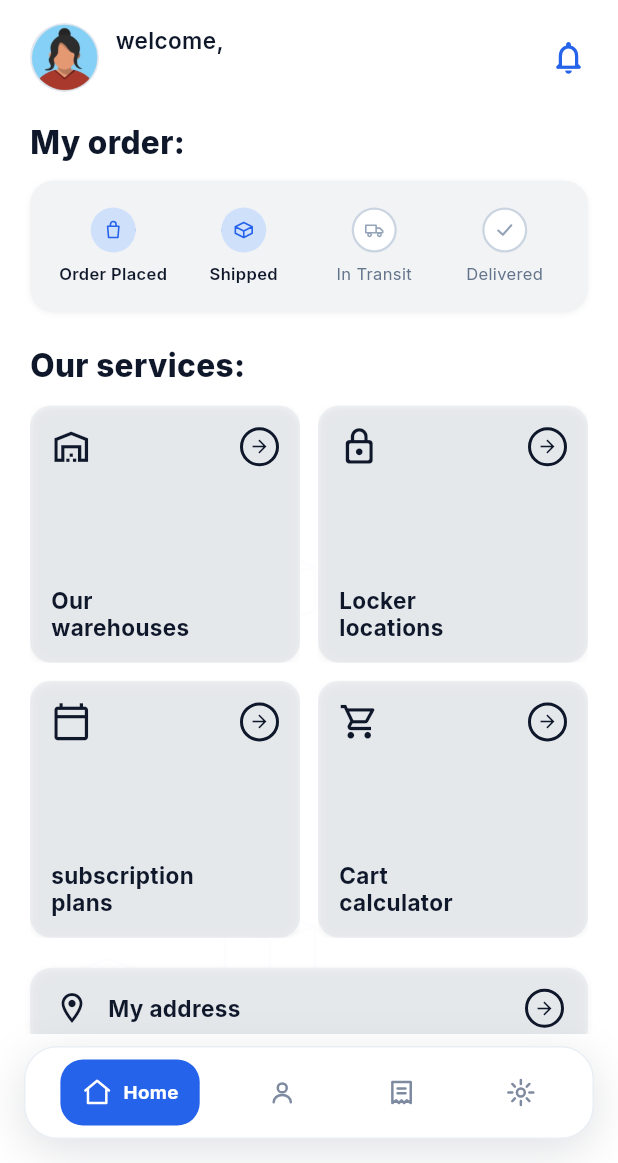
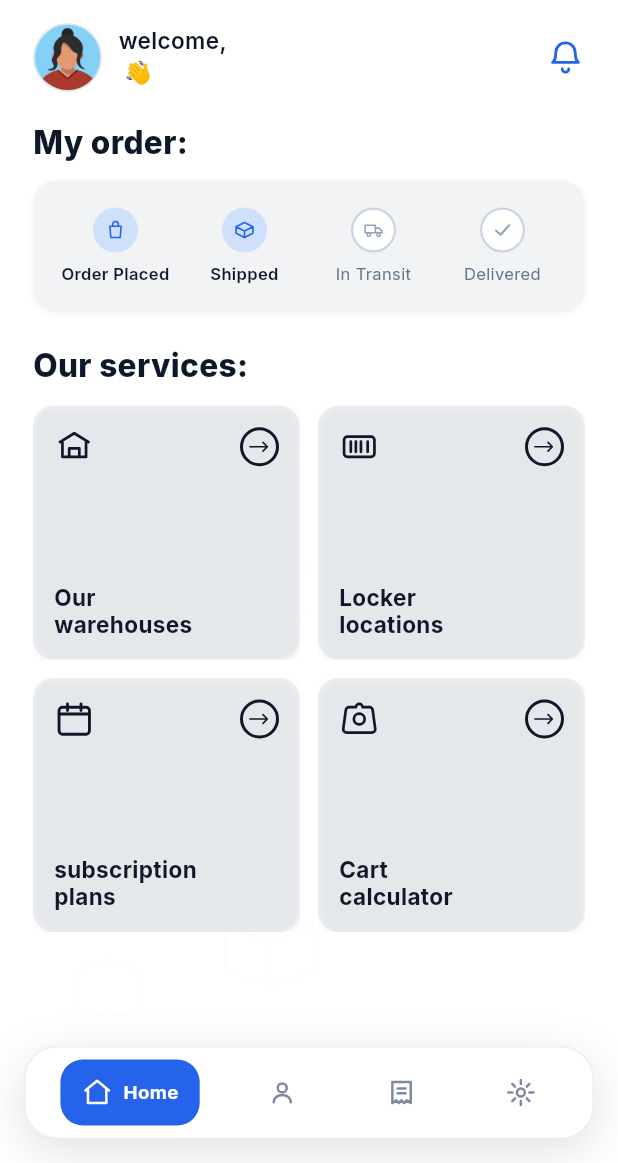
Before and after one commit to ahmedevsaad/Cart-Fly-App, a Flutter app: the screen it shows once a user with an empty profile is signed in, on a phone screen of 412 x 824 dp, the part 73-1236 px from its top. Run offline on Flutter 3.47's test engine with Material 3 defaults, Android fonts, the phone set to English and light mode, and no system bars; our stand-ins replace cloud_firestore, firebase_auth, firebase_core, flutter_svg, go_router, google_fonts and 2 more; missing offline and left inert: country_flags; accounts and stored records are empty.

Commit message:
feat(discover): 1:1 rebuild frames 05-12 (Stage 3)
Co-Authored-By: Claude Opus 4.8 (1M context) <noreply@anthropic.com>

```diff
--- a/lib/features/home/home_screen.dart
+++ b/lib/features/home/home_screen.dart
@@ -8,6 +8,7 @@ import '../../theme/app_text.dart';
 import '../../widgets/cf_scaffold.dart';
 import '../../widgets/cf_status_timeline.dart';
 import '../../widgets/cf_top_bar.dart';
+import '../../widgets/icons/cf_icons.dart';
 import '../auth/auth_provider.dart';
 import '../../l10n/app_localizations.dart';
 
@@ -23,7 +24,7 @@ class HomeScreen extends StatelessWidget {
     return CfScaffold(
       topBar: const CfTopBar(showBack: false),
       body: SingleChildScrollView(
-        padding: const EdgeInsets.symmetric(horizontal: 20, vertical: 8),
+        padding: const EdgeInsets.symmetric(horizontal: 22, vertical: 8),
         child: Column(
           crossAxisAlignment: CrossAxisAlignment.stretch,
           children: [
@@ -43,7 +44,7 @@ class HomeScreen extends StatelessWidget {
                     Text(l10n.welcomeUser,
                         style: AppText.bodyMedium.copyWith(
                             fontWeight: FontWeight.w600, fontSize: 15)),
-                    Text(userName,
+                    Text('$userName 👋',
                         style: AppText.bodyMedium.copyWith(
                             fontWeight: FontWeight.w700, fontSize: 15)),
                   ],
@@ -52,8 +53,7 @@ class HomeScreen extends StatelessWidget {
                 Semantics(
                   button: true,
                   label: 'Notifications',
-                  child: Icon(Icons.notifications_none_rounded,
-                      color: AppColors.primary, size: 26),
+                  child: CfIcons.bell(color: AppColors.primary, size: 26),
                 ),
               ],
             ),
@@ -104,73 +104,25 @@ class HomeScreen extends StatelessWidget {
               children: [
                 _ServiceCard(
                   label: l10n.serviceWarehouses,
-                  icon: const _WarehouseIcon(),
+                  icon: CfIcons.homeBuilding(size: 27, color: AppColors.text),
                   onTap: () => context.push(Routes.warehouses),
                 ),
                 _ServiceCard(
                   label: l10n.serviceLockers,
-                  icon: const _LockerIcon(),
+                  icon: CfIcons.lockers(size: 27, color: AppColors.text),
                   onTap: () => context.push(Routes.lockers),
                 ),
                 _ServiceCard(
                   label: l10n.servicePlans,
-                  icon: const _PlansIcon(),
+                  icon: CfIcons.plans(size: 27, color: AppColors.text),
                   onTap: () => context.push(Routes.plans),
                 ),
                 _ServiceCard(
                   label: l10n.serviceCalculator,
-                  icon: const _CalculatorIcon(),
+                  icon: CfIcons.cartCalculator(size: 27, color: AppColors.text),
                   onTap: () => context.push(Routes.calculator),
                 ),
               ],
-            ),
-            const SizedBox(height: 20),
-
-            // ── My address row ────────────────────────────────────────
-            Semantics(
-              button: true,
-              label: 'My address',
-              child: Material(
-                color: AppColors.fieldBg,
-                borderRadius: BorderRadius.circular(14),
-                child: InkWell(
-                  onTap: () => context.push(Routes.myAddress),
-                  borderRadius: BorderRadius.circular(14),
-                  child: Container(
-                    decoration: BoxDecoration(
-                      borderRadius: BorderRadius.circular(14),
-                      boxShadow: AppColors.shadowSoft,
-                    ),
-                    padding: const EdgeInsets.symmetric(
-                        horizontal: 16, vertical: 14),
-                    child: Row(
-                      children: [
-                        const Icon(Icons.location_on_outlined,
-                            size: 24, color: AppColors.text),
-                        const SizedBox(width: 12),
-                        Expanded(
-                          child: Text(
-                            'My address',
-                            style: AppText.bodyMedium.copyWith(
-                                fontWeight: FontWeight.w700, fontSize: 15),
-                          ),
-                        ),
-                        Container(
-                          width: 26,
-                          height: 26,
-                          decoration: BoxDecoration(
-                            shape: BoxShape.circle,
-                            border:
-                                Border.all(color: AppColors.text, width: 2),
-                          ),
-                          child: const Icon(Icons.arrow_forward,
-                              size: 14, color: AppColors.text),
-                        ),
-                      ],
-                    ),
-                  ),
-                ),
-              ),
             ),
             const SizedBox(height: 24),
           ],
@@ -220,6 +172,7 @@ class _ServiceCard extends StatelessWidget {
                   mainAxisAlignment: MainAxisAlignment.spaceBetween,
                   children: [
                     icon,
+                    // arrow-circle affordance (design: 26×26 circle border + arrowRight)
                     Container(
                       width: 26,
                       height: 26,
@@ -228,7 +181,8 @@ class _ServiceCard extends StatelessWidget {
                         border: Border.all(
                             color: AppColors.text, width: 2),
                       ),
-                      child: const Icon(Icons.arrow_forward,
+                      alignment: Alignment.center,
+                      child: CfIcons.arrowRight(
                           size: 14, color: AppColors.text),
                     ),
                   ],
@@ -237,7 +191,9 @@ class _ServiceCard extends StatelessWidget {
                 Text(
                   label,
                   style: AppText.bodyMedium.copyWith(
-                      fontWeight: FontWeight.w700, fontSize: 15, height: 1.2),
+                      fontWeight: FontWeight.w700,
+                      fontSize: 15,
+                      height: 1.2),
                 ),
               ],
             ),
@@ -247,47 +203,3 @@ class _ServiceCard extends StatelessWidget {
     );
   }
 }
-
-// ──────────────────────────────────────────────────────────────────────────────
-// Icon widgets (path-drawn, matching design SVGs)
-// ──────────────────────────────────────────────────────────────────────────────
-
-class _WarehouseIcon extends StatelessWidget {
-  const _WarehouseIcon();
-  @override
-  Widget build(BuildContext context) => const Icon(
-        Icons.warehouse_outlined,
-        size: 27,
-        color: AppColors.text,
-      );
-}
-
-class _LockerIcon extends StatelessWidget {
-  const _LockerIcon();
-  @override
-  Widget build(BuildContext context) => const Icon(
-        Icons.lock_outline_rounded,
-        size: 27,
-        color: AppColors.text,
-      );
-}
-
-class _PlansIcon extends StatelessWidget {
-  const _PlansIcon();
-  @override
-  Widget build(BuildContext context) => const Icon(
-        Icons.calendar_today_outlined,
-        size: 27,
-        color: AppColors.text,
-      );
-}
-
-class _CalculatorIcon extends StatelessWidget {
-  const _CalculatorIcon();
-  @override
-  Widget build(BuildContext context) => const Icon(
-        Icons.shopping_cart_outlined,
-        size: 27,
-        color: AppColors.text,
-      );
-}
--- a/lib/features/lockers/country_lockers_screen.dart
+++ b/lib/features/lockers/country_lockers_screen.dart
@@ -8,6 +8,7 @@ import '../../theme/app_colors.dart';
 import '../../theme/app_text.dart';
 import '../../widgets/cf_scaffold.dart';
 import '../../widgets/cf_top_bar.dart';
+import '../../widgets/icons/cf_icons.dart';
 
 class CountryLockersScreen extends StatelessWidget {
   const CountryLockersScreen({super.key, required this.code});
@@ -79,7 +80,7 @@ class CountryLockersScreen extends StatelessWidget {
                   height: 280,
                   color: AppColors.fieldBg,
                   alignment: Alignment.center,
-                  child: const Icon(Icons.map_outlined,
+                  child: CfIcons.pin(
                       size: 48, color: AppColors.mutedDisabled),
                 ),
               ),
@@ -168,8 +169,7 @@ class _CopyButton extends StatelessWidget {
             child: Row(
               mainAxisSize: MainAxisSize.min,
               children: [
-                const Icon(Icons.copy_rounded,
-                    size: 13, color: AppColors.primary),
+                CfIcons.copy(size: 13, color: AppColors.primary),
                 const SizedBox(width: 5),
                 Text(
                   l10n.copyAddress,
--- a/lib/features/lockers/lockers_screen.dart
+++ b/lib/features/lockers/lockers_screen.dart
@@ -4,6 +4,7 @@ import '../../theme/app_colors.dart';
 import '../../theme/app_text.dart';
 import '../../widgets/cf_scaffold.dart';
 import '../../widgets/cf_top_bar.dart';
+import '../../widgets/icons/cf_icons.dart';
 
 /// Locker locations list — Frame 12 of CartFly Redesign.
 /// Content is verbatim from the design: four locker spots.
@@ -80,8 +81,7 @@ class _LockerCard extends StatelessWidget {
               borderRadius: BorderRadius.circular(10),
             ),
             alignment: Alignment.center,
-            child: const Icon(Icons.location_on_outlined,
-                size: 20, color: AppColors.navy),
+            child: CfIcons.pin(size: 20, color: AppColors.navy),
           ),
           const SizedBox(width: 12),
           Column(
--- a/lib/features/warehouses/warehouses_screen.dart
+++ b/lib/features/warehouses/warehouses_screen.dart
@@ -1,5 +1,6 @@
 import 'package:flutter/material.dart';
 import 'package:go_router/go_router.dart';
+import 'package:country_flags/country_flags.dart';
 
 import '../../data/warehouses.dart';
 import '../../l10n/app_localizations.dart';
@@ -7,10 +8,14 @@ import '../../theme/app_colors.dart';
 import '../../theme/app_text.dart';
 import '../../widgets/cf_scaffold.dart';
 import '../../widgets/cf_top_bar.dart';
-import 'package:country_flags/country_flags.dart';
+import '../../widgets/icons/cf_icons.dart';
 
 class WarehousesScreen extends StatelessWidget {
   const WarehousesScreen({super.key});
+
+  // Design order: SA, EG, AE, US in 2×2 grid; CN alone at half-width below.
+  static const _gridCodes = ['sa', 'eg', 'ae', 'us'];
+  static const _extraCode = 'cn';
 
   @override
   Widget build(BuildContext context) {
@@ -19,7 +24,7 @@ class WarehousesScreen extends StatelessWidget {
     return CfScaffold(
       topBar: const CfTopBar(showBack: true),
       body: SingleChildScrollView(
-        padding: const EdgeInsets.symmetric(horizontal: 16, vertical: 16),
+        padding: const EdgeInsets.symmetric(horizontal: 22, vertical: 8),
         child: Column(
           crossAxisAlignment: CrossAxisAlignment.stretch,
           children: [
@@ -33,7 +38,8 @@ class WarehousesScreen extends StatelessWidget {
               textAlign: TextAlign.center,
             ),
             const SizedBox(height: 16),
-            // 2-column grid
+
+            // ── 2×2 grid (SA, EG, AE, US) ──────────────────────────
             GridView.count(
               crossAxisCount: 2,
               crossAxisSpacing: 13,
@@ -42,13 +48,27 @@ class WarehousesScreen extends StatelessWidget {
               physics: const NeverScrollableScrollPhysics(),
               childAspectRatio: 1.0,
               children: [
-                for (final w in warehouses)
+                for (final code in _gridCodes)
                   _WarehouseCard(
-                    code: w.code,
-                    name: w.displayName,
-                    onTap: () => context.push('/warehouses/${w.code}'),
+                    code: code,
+                    name: warehouseByCode(code).displayName,
+                    onTap: () => context.push('/warehouses/$code'),
                   ),
               ],
+            ),
+            const SizedBox(height: 13),
+
+            // ── China — single card at half width ────────────────────
+            Align(
+              alignment: AlignmentDirectional.centerStart,
+              child: SizedBox(
+                width: (MediaQuery.of(context).size.width - 44 - 13) / 2,
+                child: _WarehouseCard(
+                  code: _extraCode,
+                  name: warehouseByCode(_extraCode).displayName,
+                  onTap: () => context.push('/warehouses/$_extraCode'),
+                ),
+              ),
             ),
             const SizedBox(height: 24),
           ],
@@ -102,14 +122,15 @@ class _WarehouseCard extends StatelessWidget {
                       errorBuilder: (_, __, ___) => Container(
                         color: AppColors.cardBorder,
                         alignment: Alignment.center,
-                  child: const Icon(Icons.warehouse_outlined,
+                        child: CfIcons.homeBuilding(
                             size: 32, color: AppColors.mutedDisabled),
                       ),
                     ),
                   ),
                   // Flag + label row
                   Padding(
-              padding: const EdgeInsets.symmetric(horizontal: 12, vertical: 10),
+                    padding: const EdgeInsets.symmetric(
+                        horizontal: 12, vertical: 10),
                     child: Row(
                       children: [
                         ClipRRect(
```
Lines whose indentation alone changed are shown as unchanged.
